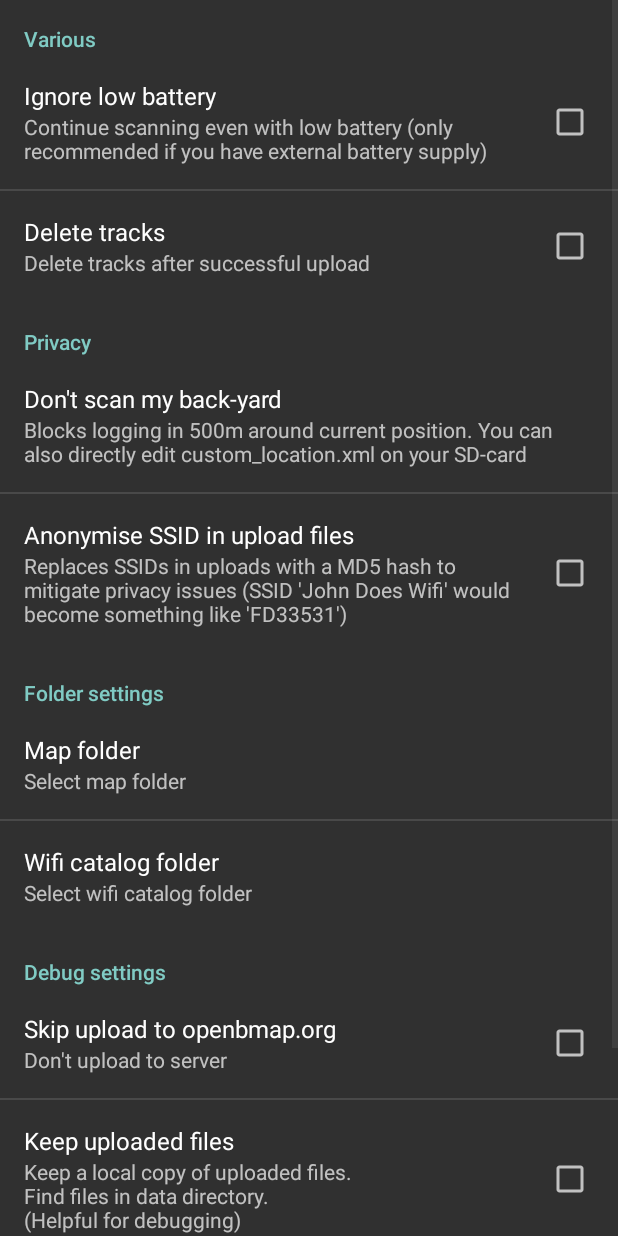
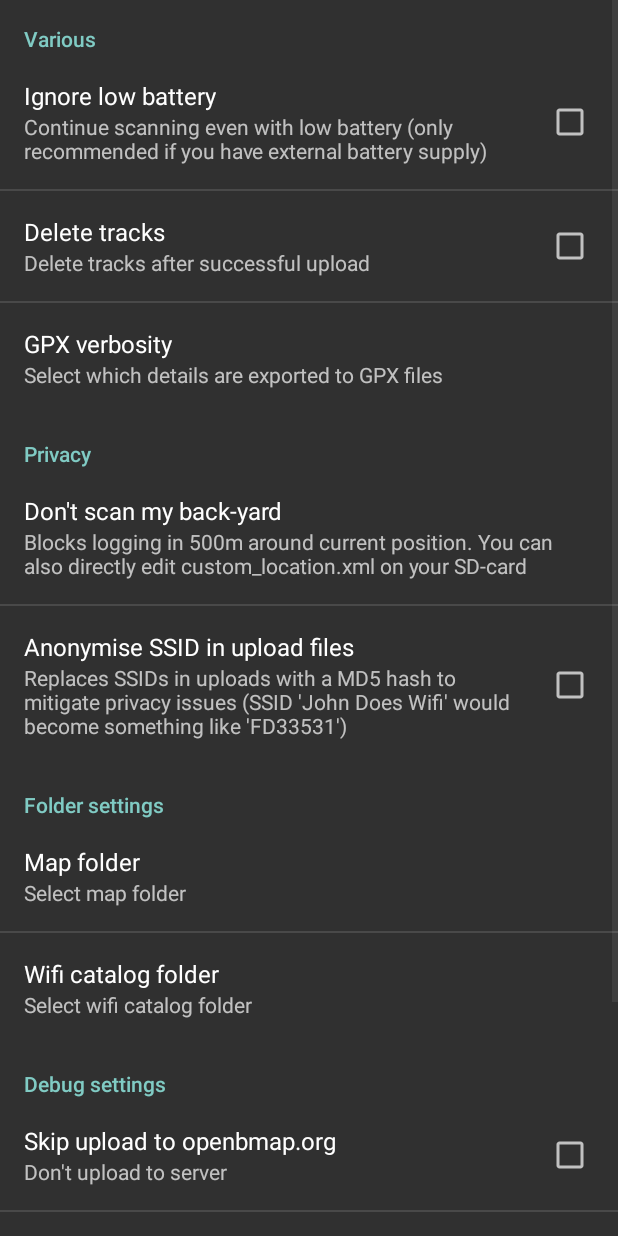
Before and after one commit to openbmap/radiocells-scanner-android, an Android app: the AdvancedSettingsActivity screen opened directly, with no data from a screen before it, on a phone screen of 412 x 824 dp. Run offline under Robolectric (Android 15) with nearby library versions, the phone set to English and light mode, and no system bars; libraries missing offline, so code that uses them is left out: org.mapsforge.core, org.mapsforge.map.

Commit message:
Made GPX verbosity configurable in Advanced Settings

```diff
--- /dev/null
+++ b/android/app/src/main/res/values/gpxVerbosityArray.xml
@@ -0,0 +1,13 @@
+<?xml version="1.0" encoding="utf-8"?>
+<resources>
+    <string-array name="gpxVerbosityEntries">
+    <item>Track and waypoints</item>
+    <item>Waypoints only</item>
+    <item>All Data</item>
+    </string-array>
+    <string-array name="gpxVerbosityValues">
+        <item>1</item>
+        <item>2</item>
+        <item>3</item>
+    </string-array>
+</resources>
--- a/android/app/src/main/res/values/strings.xml
+++ b/android/app/src/main/res/values/strings.xml
@@ -312,4 +312,6 @@
 	<string name="prefs_check_map_repo">Checking server...</string>
 	<string name="downloading">Downloading</string>
 	<string name="invalid_download">Invalid download</string>
+	<string name="prefs_gpx_verbosity_title">GPX verbosity</string>
+	<string name="prefs_gpx_verbosity_summary">Select which details are exported to GPX files</string>
 </resources>
--- a/android/app/src/main/res/xml/advanced_preferences.xml
+++ b/android/app/src/main/res/xml/advanced_preferences.xml
@@ -11,6 +11,12 @@
             android:summary="@string/prefs_delete_tracks_summary"
             android:title="@string/prefs_delete_tracks_title"
             />
+        <ListPreference android:title="@string/prefs_gpx_verbosity_title"
+            android:summary="@string/prefs_gpx_verbosity_summary"
+            android:key="gpx.verbosity"
+            android:defaultValue="1"
+            android:entries="@array/gpxVerbosityEntries"
+            android:entryValues="@array/gpxVerbosityValues" />
     </PreferenceCategory>
     <PreferenceCategory android:title="@string/prefs_privacy" >
         <Preference
```
Also changed, not shown: android/app/src/main/java/org/openbmap/Preferences.java (+11 -1 lines), android/app/src/main/java/org/openbmap/activities/ExportGpxTaskFragment.java (+8 -1 lines), android/app/src/main/java/org/openbmap/soapclient/ExportGpxTask.java (+8 -5 lines), android/app/src/main/java/org/openbmap/soapclient/GpxWriter.java (+19 -8 lines).
